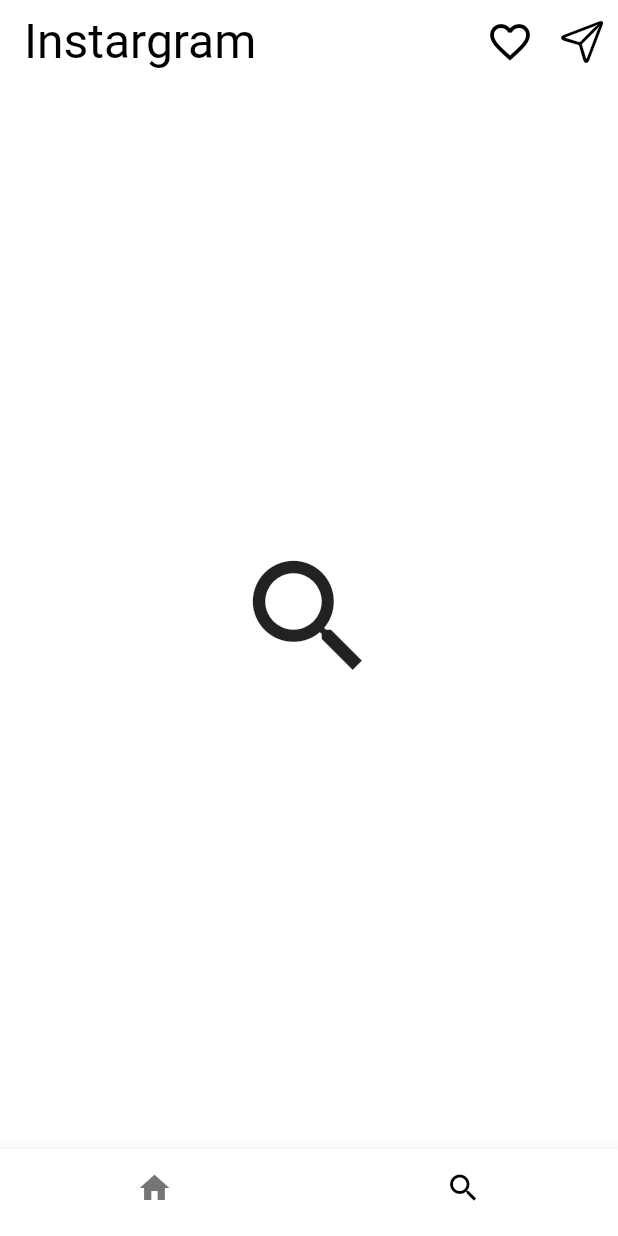
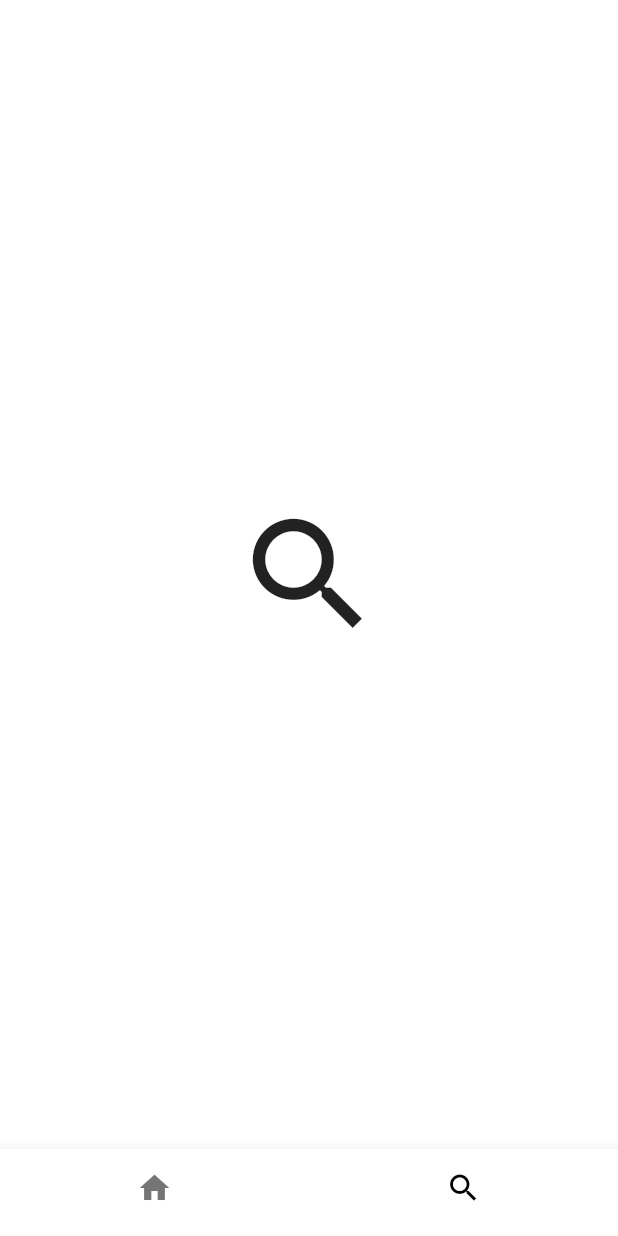
Before and after one commit to taewooyo/flutter-instargram-ui, a Flutter app: the screen it shows after launch, item 2 of the bottom bar chosen, on a phone screen of 412 x 824 dp. Run offline on Flutter 3.47's test engine with Material 3 defaults, Android fonts, the phone set to English and light mode, and no system bars; our stand-ins replace google_fonts.

Commit message:
instar search appbar hide

```diff
--- a/lib/main.dart
+++ b/lib/main.dart
@@ -50,7 +50,7 @@ class _InstarCloneHomeState extends State<InstarCloneHome> {
   @override
   Widget build(BuildContext context) {
     return Scaffold(
-      appBar: AppBar(
+      appBar: index == 0 ? AppBar(
         title: Text(
           'Instargram',
           style: GoogleFonts.lobsterTwo(
@@ -79,7 +79,7 @@ class _InstarCloneHomeState extends State<InstarCloneHome> {
             ),
           ),
         ],
-      ),
+      ) : null,
       body: InstarBody(index: index),
       bottomNavigationBar: BottomNavigationBar(
         onTap: (newIndex) => setState(() => index = newIndex),
```
